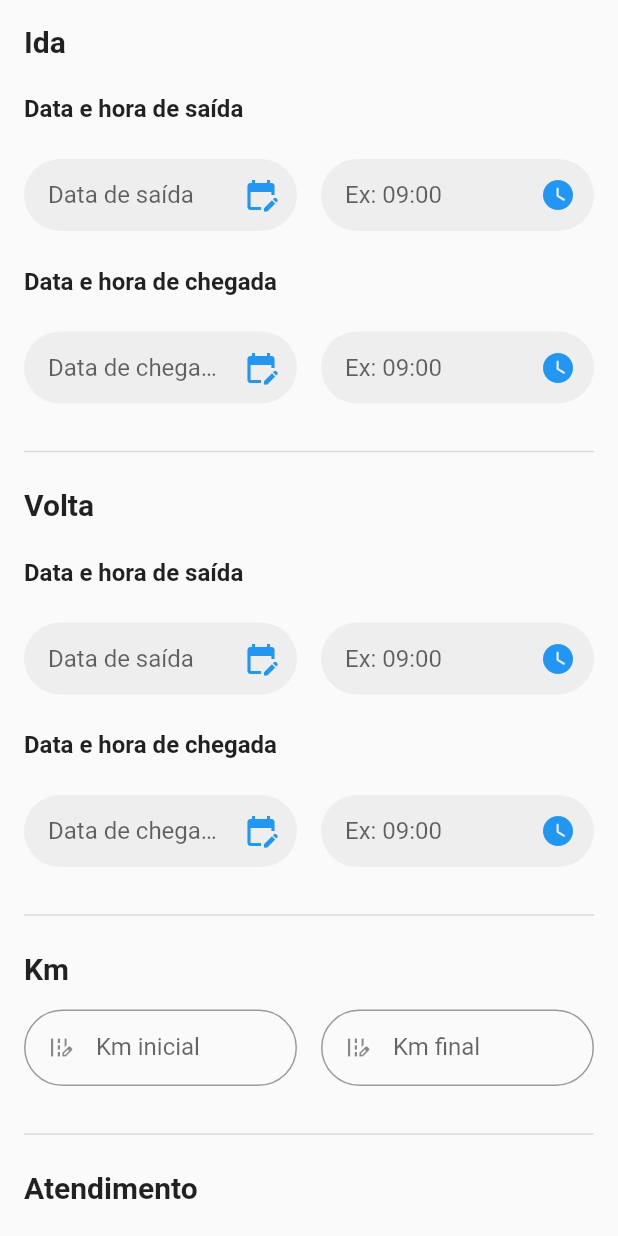
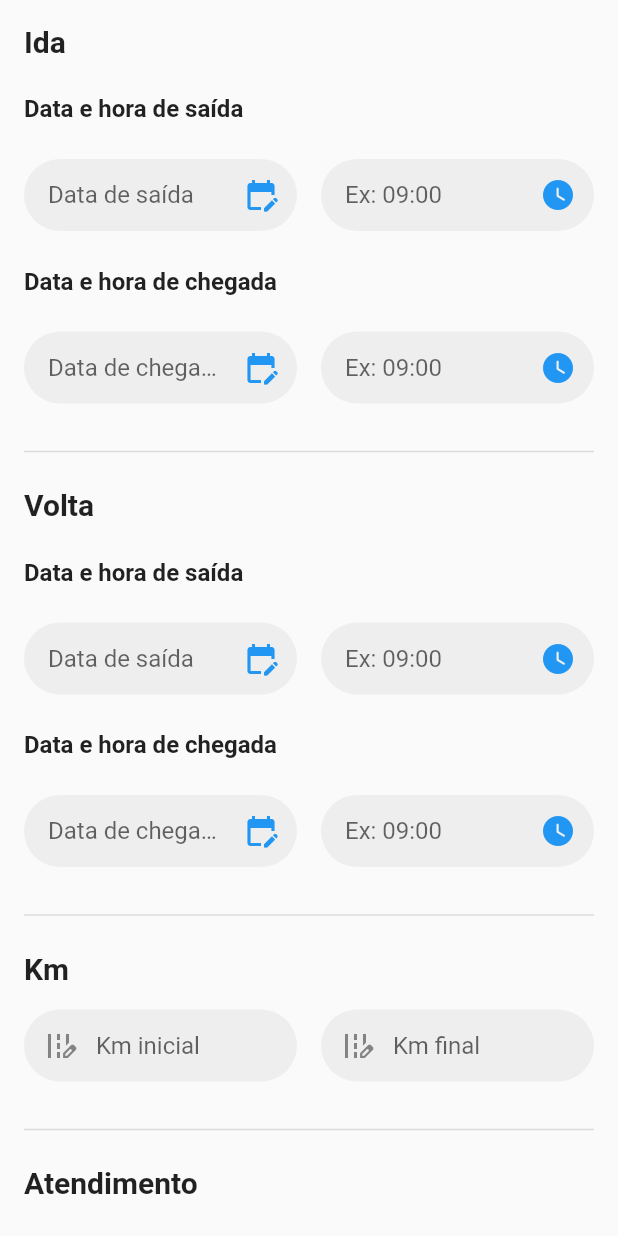
Before and after one commit to Gabriel-S-Souza/worksheet-generator, a Flutter app: the RegistersClientFormScreen widget shown alone on an empty page, opened directly, on a phone screen of 412 x 824 dp. Run offline on Flutter 3.47's test engine with Material 2 defaults, Android fonts, the phone set to English and light mode, and no system bars; our stand-ins replace auto_size_text, email_validator, flutter_mobx, flutter_typeahead, get_it, hive_flutter and 2 more; missing offline and left inert: downloads_path_provider_28, excel; accounts and stored records are empty; generated files the repository leaves out were written again; statements that could not run were skipped.

Commit message:
Updates some silly things

```diff
--- a/lib/view/screens/registers_client_form_screen.dart
+++ b/lib/view/screens/registers_client_form_screen.dart
@@ -258,19 +258,19 @@ class _RegistersClientFormScreenState extends State<RegistersClientFormScreen> {
             Row(
               children: [
                 Flexible(
-                  child: CustomSimpleTextField(
-                    label: 'Km inicial',
+                  child: CustomTextField(
+                    hint: 'Km inicial',
                     textInputType: TextInputType.number,
-                    prefixIcon: const Icon(Icons.edit_road),
+                    prefix: const Icon(Icons.edit_road),
                     onChanged: (value) {},
                   ),
                 ),
                 const SizedBox(width: 16),
                 Flexible(
-                  child: CustomSimpleTextField(
-                    label: 'Km final',
+                  child: CustomTextField(
+                    hint: 'Km final',
                     textInputType: TextInputType.number,
-                    prefixIcon: const Icon(Icons.edit_road),
+                    prefix: const Icon(Icons.edit_road),
                     onChanged: (value) {},
                   ),
                 ),
@@ -341,7 +341,7 @@ class _RegistersClientFormScreenState extends State<RegistersClientFormScreen> {
                         onChanged: (value) {},
                         suffix: CustomIconButton(
                           radius: 32,
-                          iconData: Icons.edit_calendar,
+                          iconData: Icons.watch_later,
                           onTap: () async {
                             TimeOfDay? hours = await _selectHours(context, attendanceEndHour);
                             if (hours != null) {
--- a/lib/view/screens/services_client_form_screen.dart
+++ b/lib/view/screens/services_client_form_screen.dart
@@ -61,7 +61,7 @@ class _ServicesClientFormScreenState extends State<ServicesClientFormScreen> {
             oilWasUsed ? const CustomTextLabel('Óleo de motor utilizado') : const SizedBox(),
             oilWasUsed
                 ? CustomSuggestionTextField(
-                    hint: 'Nome do óleo',
+                    hint: 'Óleo de motor',
                     obscure: false,
                     prefix: const Icon(Icons.oil_barrel),
                     onChanged: (value) => {},
@@ -77,7 +77,7 @@ class _ServicesClientFormScreenState extends State<ServicesClientFormScreen> {
             oilWasUsed ? const CustomTextLabel('Óleo hidráulico utilizado') : const SizedBox(),
             oilWasUsed
                 ? CustomSuggestionTextField(
-                    hint: 'Nome do óleo',
+                    hint: 'Óleo hidráulico',
                     obscure: false,
                     prefix: const Icon(Icons.oil_barrel),
                     onChanged: (value) => {},
```
Also changed, not shown: lib/controllers/login_controller.dart (+6 -19 lines), lib/main.dart (+14 -0 lines), lib/view/screens/login_screen.dart (+13 -19 lines), lib/view/widgets/custom_login_check.dart (+5 -5 lines), lib/controllers/login_controller.g.dart (deleted).
